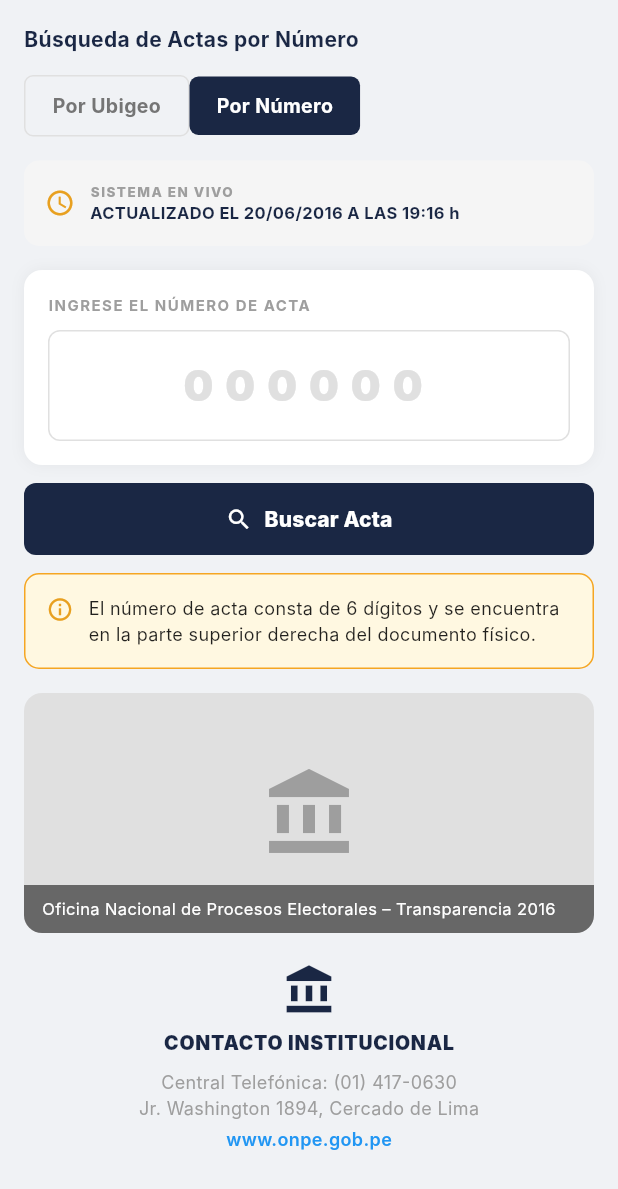
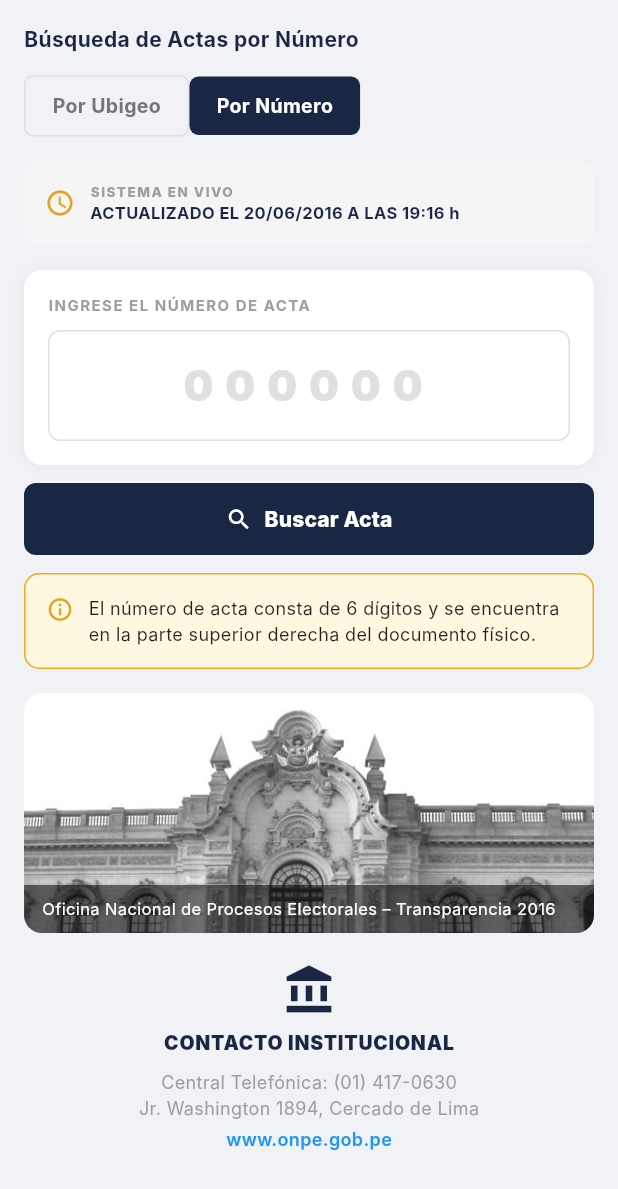
Before and after one commit to Tarias123/Onpe_Flutter, a Flutter app: the _NumeroTab widget shown alone on an empty page, opened directly with empty values, on a phone screen of 412 x 824 dp. Shown: the top 1189 px of the screen. Run offline on Flutter 3.47's test engine with Material 3 defaults, Android fonts, the phone set to English and light mode, and no system bars; Roboto replaces fonts that are missing (Inter).

Commit message:
Agregar imagen del edificio ONPE en Actas por Número

```diff
--- a/lib/pages/actas_page.dart
+++ b/lib/pages/actas_page.dart
@@ -299,18 +299,16 @@ class _NumeroTabState extends State<_NumeroTab> {
           ]),
         ),
         const SizedBox(height: 16),
-        // Imagen edificio ONPE (placeholder — reemplazar con imagen real)
+        // Imagen edificio ONPE
         ClipRRect(
           borderRadius: BorderRadius.circular(12),
           child: Stack(
             children: [
-              Container(
+              Image.asset(
+                'assets/images/onpe_edificio.jpg',
                 height: 160,
                 width: double.infinity,
-                color: Colors.grey[300],
-                child: const Center(
-                  child: Icon(Icons.account_balance, size: 64, color: Colors.grey),
-                ),
+                fit: BoxFit.cover,
               ),
               Positioned(
                 bottom: 0, left: 0, right: 0,
--- a/pubspec.yaml
+++ b/pubspec.yaml
@@ -61,6 +61,7 @@ flutter:
     - assets/images/ppk.png
     - assets/images/keiko.png
     - assets/images/onpe_logo.webp
+    - assets/images/onpe_edificio.jpg
 
   # An image asset can refer to one or more resolution-specific "variants", see
   # https://flutter.dev/to/resolution-aware-images
```
Also changed, not shown: assets/images/onpe_edificio.jpg (added).
